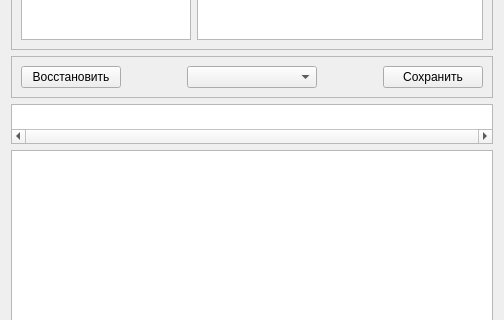
This is crmand_win.ui in dekarh3/crmand as Qt 5 draws it before an edit; both pictures show x 0 to 504 and y 257 to 577 of the 504 by 868 pixel window. The edited form follows.
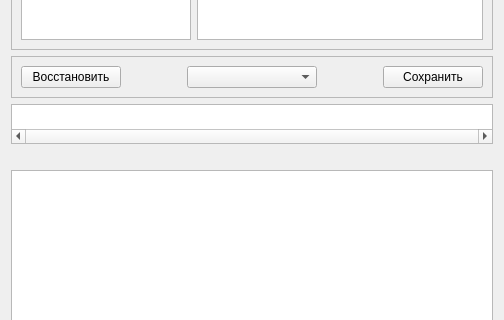
This is the edited form.

What changed in the file:
```diff
--- a/crmand_win.ui
+++ b/crmand_win.ui
@@ -325,6 +325,19 @@
      </property>
     </widget>
    </item>
+   <item>
+    <widget class="QLabel" name="lbPhone">
+     <property name="sizePolicy">
+      <sizepolicy hsizetype="Minimum" vsizetype="Minimum">
+       <horstretch>0</horstretch>
+       <verstretch>0</verstretch>
+      </sizepolicy>
+     </property>
+     <property name="text">
+      <string/>
+     </property>
+    </widget>
+   </item>
    <item>
     <widget class="QTextEdit" name="teNote"/>
    </item>
```
